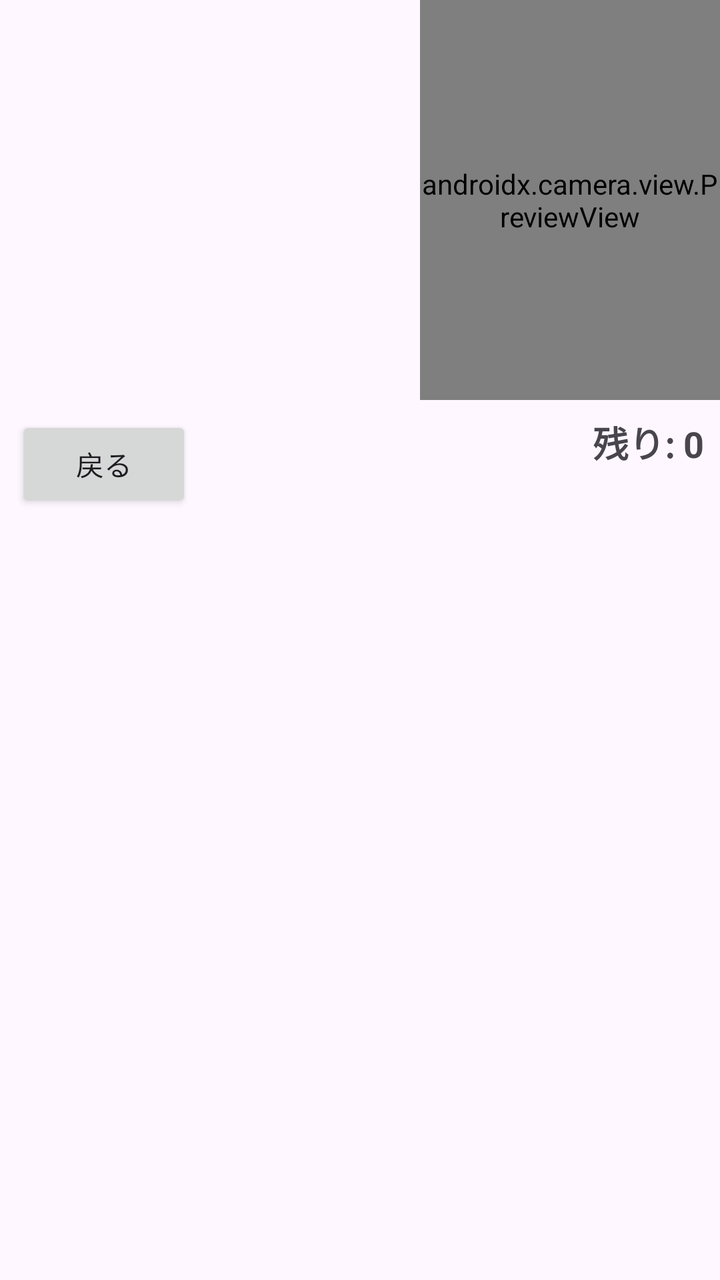
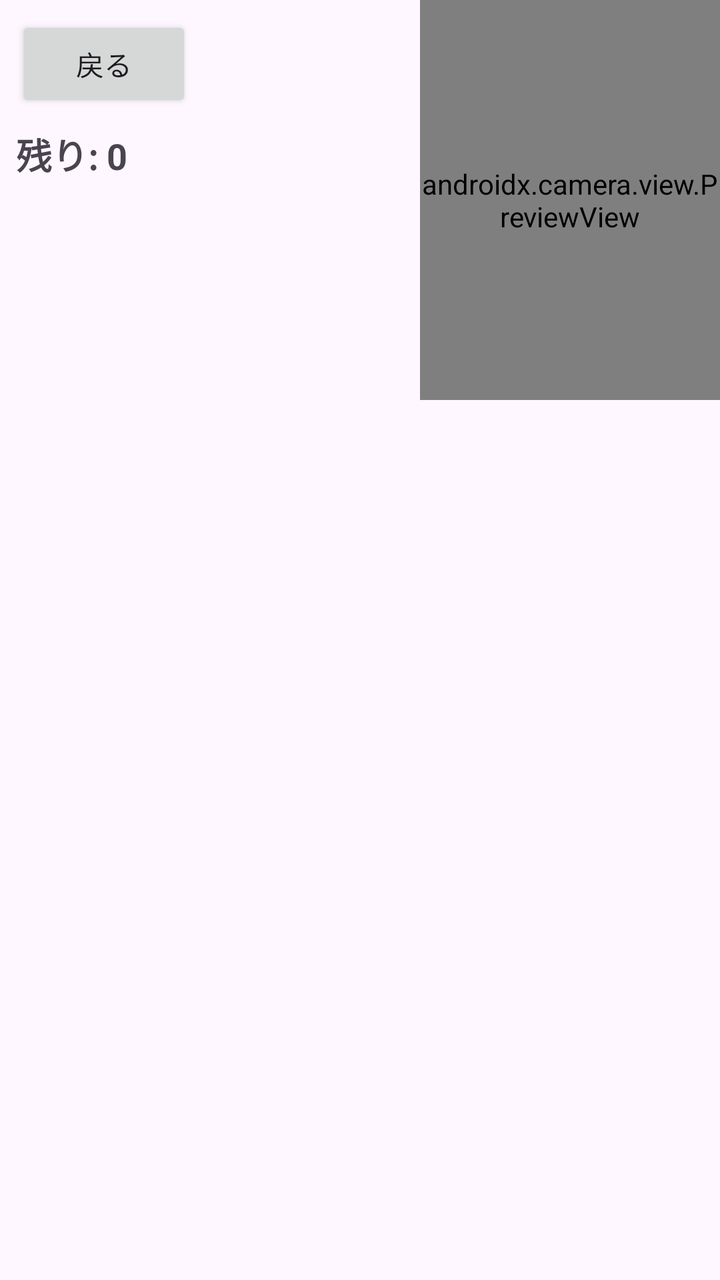

The first picture is an Android layout as it rendered before a commit; the second is the same layout after the commit. The layout source and the unified diff follow.
<!-- AndroidManifest.xml: application theme Theme.Material3.DayNight.NoActionBar -->
<!-- res/layout/activity_child_list.xml -->
<?xml version="1.0" encoding="utf-8"?>
<androidx.constraintlayout.widget.ConstraintLayout
    xmlns:android="http://schemas.android.com/apk/res/android"
    xmlns:app="http://schemas.android.com/apk/res-auto"
    android:layout_width="match_parent"
    android:layout_height="match_parent">

    

    
    <androidx.camera.view.PreviewView
        android:id="@+id/previewView"
        android:layout_width="150dp"
        android:layout_height="200dp"
        app:layout_constraintEnd_toEndOf="parent"
        app:layout_constraintHorizontal_bias="1.0"
        app:layout_constraintStart_toStartOf="parent"
        app:layout_constraintTop_toTopOf="parent" />

    

    

    <Button
        android:id="@+id/backButton"
        android:layout_width="wrap_content"
        android:layout_height="wrap_content"
        android:layout_margin="8dp"
        android:layout_marginStart="16dp"
        android:layout_marginTop="8dp"
        android:text="戻る"
        app:layout_constraintStart_toStartOf="parent"
        app:layout_constraintTop_toBottomOf="@id/previewView" />

    <TextView
        android:id="@+id/remainingText"
        android:layout_width="wrap_content"
        android:layout_height="wrap_content"
        android:layout_margin="8dp"
        android:layout_marginTop="20dp"
        android:layout_marginEnd="56dp"
        android:text="残り: 0"
        android:textSize="18sp"
        android:textStyle="bold"
        app:layout_constraintEnd_toEndOf="parent"
        app:layout_constraintTop_toBottomOf="@id/previewView" />

    <TextView
        android:id="@+id/emptyText"
        android:layout_width="wrap_content"
        android:layout_height="wrap_content"
        android:text=""
        app:layout_constraintTop_toBottomOf="@id/backButton"
        app:layout_constraintStart_toStartOf="parent"
        android:layout_margin="8dp"/>

    
    <androidx.recyclerview.widget.RecyclerView
        android:id="@+id/recyclerView"
        android:layout_width="0dp"
        android:layout_height="0dp"
        app:layout_constraintTop_toBottomOf="@id/emptyText"
        app:layout_constraintBottom_toBottomOf="parent"
        app:layout_constraintStart_toStartOf="parent"
        app:layout_constraintEnd_toEndOf="parent"/>

</androidx.constraintlayout.widget.ConstraintLayout>
<!-- resources referenced by this layout -->
<resources>

</resources>

<!-- the commit's change to res/layout/activity_child_list.xml (unified diff, before → after) -->
@@ -30,7 +30,7 @@
         android:layout_marginTop="8dp"
         android:text="戻る"
         app:layout_constraintStart_toStartOf="parent"
-        app:layout_constraintTop_toBottomOf="@id/previewView" />
+        app:layout_constraintTop_toTopOf="parent" />
 
     <TextView
         android:id="@+id/remainingText"
@@ -42,8 +42,8 @@
         android:text="残り: 0"
         android:textSize="18sp"
         android:textStyle="bold"
-        app:layout_constraintEnd_toEndOf="parent"
-        app:layout_constraintTop_toBottomOf="@id/previewView" />
+        app:layout_constraintStart_toStartOf="parent"
+        app:layout_constraintTop_toBottomOf="@+id/backButton" />
 
     <TextView
         android:id="@+id/emptyText"
@@ -59,7 +59,7 @@
         android:id="@+id/recyclerView"
         android:layout_width="0dp"
         android:layout_height="0dp"
-        app:layout_constraintTop_toBottomOf="@id/emptyText"
+        app:layout_constraintTop_toBottomOf="@+id/previewView"
         app:layout_constraintBottom_toBottomOf="parent"
         app:layout_constraintStart_toStartOf="parent"
         app:layout_constraintEnd_toEndOf="parent"/>
